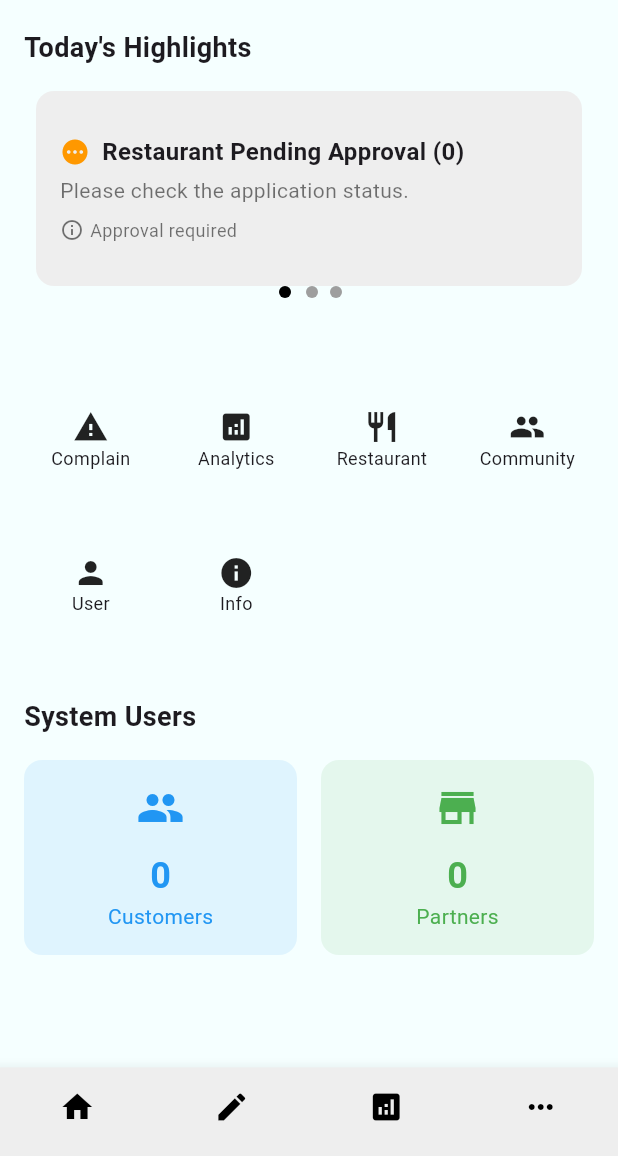
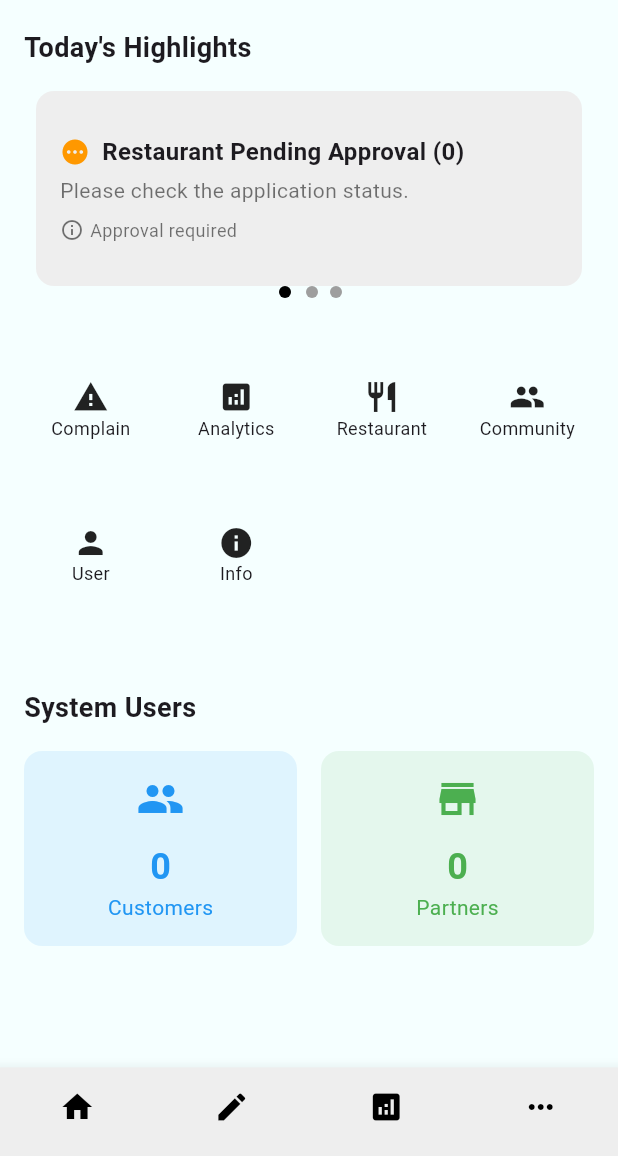
Before and after one commit to LerMingJun/MAE, a Flutter app: the MainPage screen opened by its route, on a phone screen of 412 x 824 dp, the part 80-1236 px from its top. Run offline on Flutter 3.47's test engine with Material 3 defaults, Android fonts, the phone set to English and light mode, and no system bars; our stand-ins replace awesome_dialog, cloud_firestore, curved_navigation_bar, firebase_auth, firebase_core, firebase_storage and 10 more; accounts and stored records are empty.

Commit message:
admin main page height constraint

```diff
--- a/jom_makan/lib/screens/admins/mainpage.dart
+++ b/jom_makan/lib/screens/admins/mainpage.dart
@@ -66,13 +66,13 @@ class _MainPageState extends State<MainPage> {
     {
       "title": "Update Store Information",
       "subtitle": "Keep details accurate for customer trust.",
-        "status": "Review Regurlarly"
+      "status": "Review Regularly"
     },
   ];
 
   return Scaffold(
     appBar: AppBar(
-        automaticallyImplyLeading: false, // Add this line
+      automaticallyImplyLeading: false,
       backgroundColor: Colors.transparent,
       elevation: 0,
       centerTitle: true,
@@ -91,7 +91,8 @@ class _MainPageState extends State<MainPage> {
         ],
       ),
     ),
-      body: Padding(
+    body: SingleChildScrollView( // Added SingleChildScrollView
+      child: Padding(
         padding: const EdgeInsets.all(16.0),
         child: Column(
           crossAxisAlignment: CrossAxisAlignment.start,
@@ -117,7 +118,6 @@ class _MainPageState extends State<MainPage> {
                   return InkWell(
                     onTap: () {
                       if (index == 0) {
-                        // Redirect to Unapproved Restaurant List for the first carousel card
                         Navigator.push(
                           context,
                           MaterialPageRoute(
@@ -125,7 +125,6 @@ class _MainPageState extends State<MainPage> {
                                   const UnapprovedRestaurantList()),
                         );
                       } else if (index == 1) {
-                        // Redirect to Complaints Page for the second carousel card
                         Navigator.push(
                           context,
                           MaterialPageRoute(
@@ -158,11 +157,13 @@ class _MainPageState extends State<MainPage> {
               ),
             ),
 
-            const SizedBox(height: 50),
+            const SizedBox(height: 30),
 
             // Grid Section
-            GridView(
-                shrinkWrap: true,
+            SizedBox( // Set a height to prevent overflow
+              height: 200,
+              child: GridView(
+                physics: const NeverScrollableScrollPhysics(), // Prevent internal scrolling
                 gridDelegate: const SliverGridDelegateWithFixedCrossAxisCount(
                   crossAxisCount: 4,
                   crossAxisSpacing: 8,
@@ -211,7 +212,7 @@ class _MainPageState extends State<MainPage> {
                       Navigator.push(
                         context,
                         MaterialPageRoute(
-                            builder: (context) => Community(userId: '',userRole: "Admin",)),
+                            builder: (context) => Community(userId: '', userRole: "Admin")),
                       );
                     },
                     child: _buildGridItem(Icons.group, 'Community'),
@@ -236,7 +237,9 @@ class _MainPageState extends State<MainPage> {
                     },
                     child: _buildGridItem(Icons.info, 'Info'),
                   ),
-                ]),
+                ],
+              ),
+            ),
             const SizedBox(height: 30),
 
             // Current Users and Restaurant/Partner Section
@@ -274,12 +277,14 @@ class _MainPageState extends State<MainPage> {
           ],
         ),
       ),
+    ),
     bottomNavigationBar: CustomBottomNavigation(
       selectedIndex: _selectedIndex,
       onItemSelected: _onItemTapped,
     ),
   );
 }
+
 
   // Helper method to build each grid item
   Widget _buildGridItem(IconData icon, String label) {
```
Lines whose indentation alone changed are shown as unchanged.
